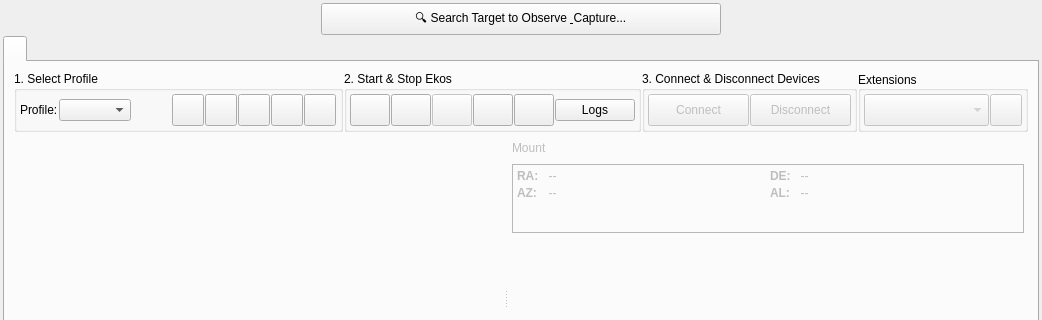
The window that kstars/ekos/manager.ui (KMilhan/fgstars) describes before a commit, drawn with Qt 5; both pictures show x 0 to 1042 and y 0 to 320 of the 1042 by 700 pixel window.
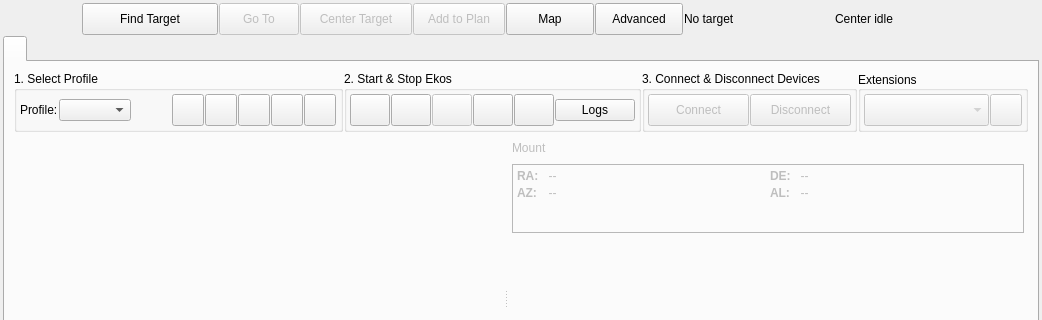
The same window after the commit. Icons and pictures are not drawn. Custom widgets are drawn as their Qt base class.

Commit message: ✨ Refine Star Studio shell

Patch:
```diff
--- a/kstars/ekos/manager.ui
+++ b/kstars/ekos/manager.ui
@@ -62,7 +62,7 @@
        </property>
        <property name="sizeHint" stdset="0">
         <size>
-         <width>40</width>
+         <width>0</width>
          <height>20</height>
         </size>
        </property>
@@ -72,18 +72,121 @@
       <widget class="QPushButton" name="globalSearchB">
        <property name="minimumSize">
         <size>
-         <width>400</width>
+         <width>136</width>
          <height>32</height>
         </size>
        </property>
        <property name="text">
-        <string>🔍 Search Target to Observe &amp; Capture...</string>
+        <string>Find Target</string>
        </property>
        <property name="flat">
         <bool>false</bool>
        </property>
       </widget>
      </item>
+     <item>
+      <widget class="QPushButton" name="goToTargetB">
+       <property name="enabled">
+        <bool>false</bool>
+       </property>
+       <property name="minimumSize">
+        <size>
+         <width>64</width>
+         <height>32</height>
+        </size>
+       </property>
+       <property name="text">
+        <string>Go To</string>
+       </property>
+      </widget>
+     </item>
+     <item>
+      <widget class="QPushButton" name="centerSelectedTargetB">
+       <property name="enabled">
+        <bool>false</bool>
+       </property>
+       <property name="minimumSize">
+        <size>
+         <width>112</width>
+         <height>32</height>
+        </size>
+       </property>
+       <property name="text">
+        <string>Center Target</string>
+       </property>
+      </widget>
+     </item>
+     <item>
+      <widget class="QPushButton" name="addTargetPlanB">
+       <property name="enabled">
+        <bool>false</bool>
+       </property>
+       <property name="minimumSize">
+        <size>
+         <width>92</width>
+         <height>32</height>
+        </size>
+       </property>
+       <property name="text">
+        <string>Add to Plan</string>
+       </property>
+      </widget>
+     </item>
+     <item>
+      <widget class="QPushButton" name="openSkyMapB">
+       <property name="minimumSize">
+        <size>
+         <width>88</width>
+         <height>32</height>
+       </size>
+      </property>
+      <property name="text">
+        <string>Map</string>
+      </property>
+     </widget>
+     </item>
+     <item>
+      <widget class="QPushButton" name="advancedEkosB">
+       <property name="checkable">
+        <bool>true</bool>
+       </property>
+       <property name="minimumSize">
+       <size>
+         <width>88</width>
+         <height>32</height>
+        </size>
+       </property>
+       <property name="text">
+        <string>Advanced</string>
+       </property>
+      </widget>
+     </item>
+     <item>
+      <widget class="QLabel" name="starStudioTargetStatusL">
+       <property name="minimumSize">
+        <size>
+         <width>150</width>
+         <height>32</height>
+        </size>
+       </property>
+       <property name="text">
+        <string>No target</string>
+       </property>
+      </widget>
+     </item>
+     <item>
+      <widget class="QLabel" name="starStudioCenterStatusL">
+       <property name="minimumSize">
+        <size>
+         <width>126</width>
+         <height>32</height>
+        </size>
+       </property>
+       <property name="text">
+        <string>Center idle</string>
+       </property>
+      </widget>
+     </item>
      <item>
       <spacer name="headerRightSpacer">
        <property name="orientation">
@@ -91,7 +194,7 @@
        </property>
        <property name="sizeHint" stdset="0">
         <size>
-         <width>40</width>
+         <width>0</width>
          <height>20</height>
         </size>
        </property>
```
Left out of the diff: 2 changed lines with no effect on the pictures. The commit also changes 15 other files.
